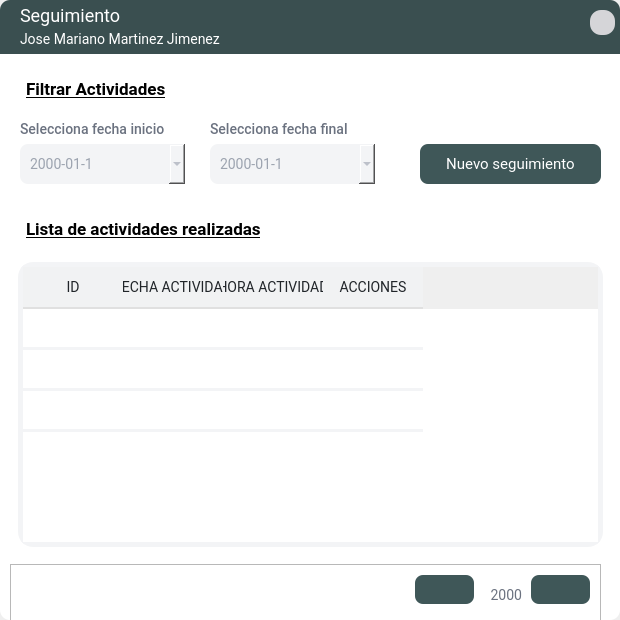
The window that App/source/ui_files/seguimiento.ui (Bailon18/Vinculacion-desktop-python) describes before a commit, drawn with Qt 5.
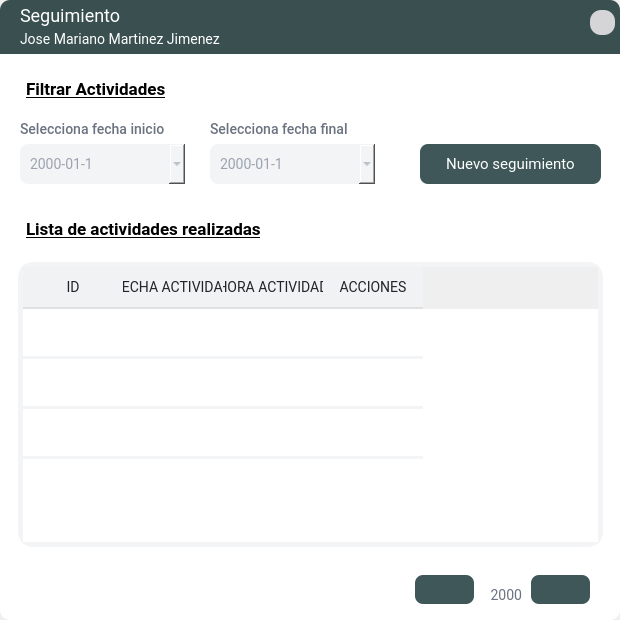
The same window after the commit. Icons and pictures are not drawn.

Patch:
```diff
--- a/App/source/ui_files/seguimiento.ui
+++ b/App/source/ui_files/seguimiento.ui
@@ -387,7 +387,7 @@
               <number>23</number>
              </attribute>
              <attribute name="verticalHeaderDefaultSectionSize">
-              <number>41</number>
+              <number>50</number>
              </attribute>
              <row>
               <property name="text">
@@ -682,7 +682,7 @@
 }</string>
           </property>
           <property name="frameShape">
-           <enum>QFrame::StyledPanel</enum>
+           <enum>QFrame::NoFrame</enum>
           </property>
           <property name="frameShadow">
            <enum>QFrame::Raised</enum>
@@ -902,7 +902,7 @@
           <rect>
            <x>20</x>
            <y>29</y>
-           <width>411</width>
+           <width>491</width>
            <height>20</height>
           </rect>
          </property>
```
